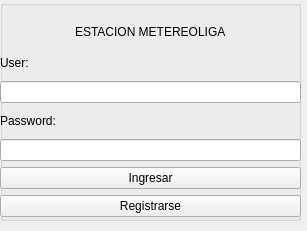
JuanOspinaECI/Project, file Interfaz_Grafica/Meteo/autenticacion.ui: the form before one commit.
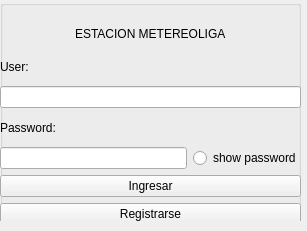
The form after the commit.

```diff
--- a/Interfaz_Grafica/Meteo/autenticacion.ui
+++ b/Interfaz_Grafica/Meteo/autenticacion.ui
@@ -34,7 +34,7 @@
       <x>0</x>
       <y>20</y>
       <width>301</width>
-      <height>225</height>
+      <height>233</height>
      </rect>
     </property>
     <layout class="QVBoxLayout" name="verticalLayout">
@@ -93,7 +93,22 @@
       </widget>
      </item>
      <item>
-      <widget class="QLineEdit" name="contras"/>
+      <layout class="QHBoxLayout" name="horizontalLayout_2">
+       <item>
+        <widget class="QLineEdit" name="contras">
+         <property name="echoMode">
+          <enum>QLineEdit::Password</enum>
+         </property>
+        </widget>
+       </item>
+       <item>
+        <widget class="QRadioButton" name="show_pas">
+         <property name="text">
+          <string>show password</string>
+         </property>
+        </widget>
+       </item>
+      </layout>
      </item>
      <item>
       <widget class="QPushButton" name="Ingresar">
```
